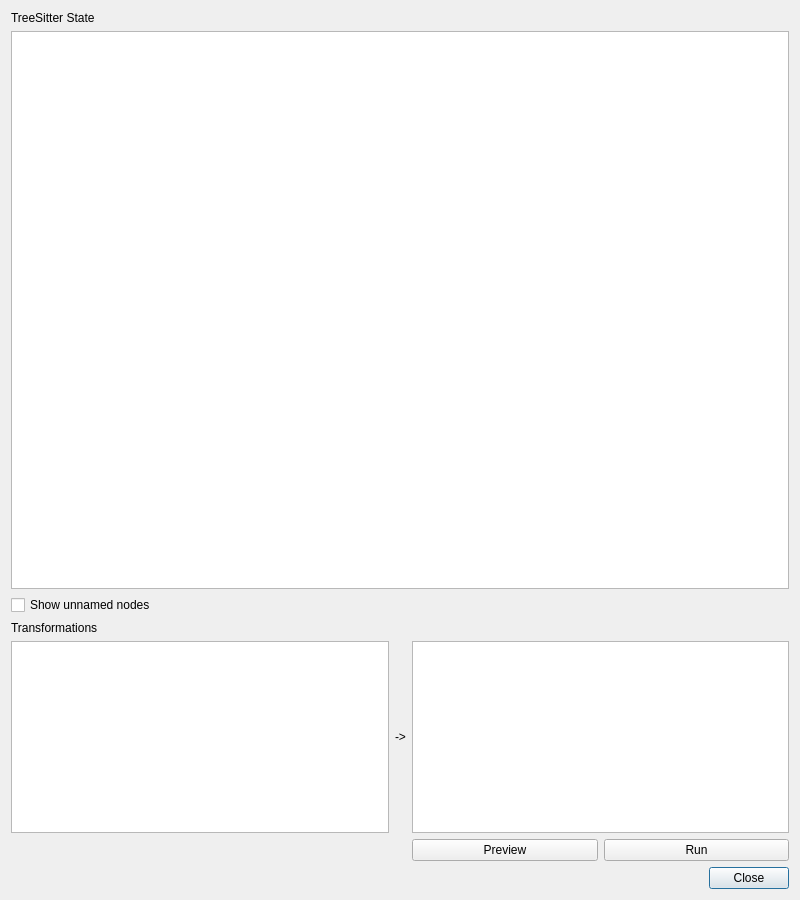
Old version of the form src/gui/treesitterinspector.ui in the repository KDAB/knut.
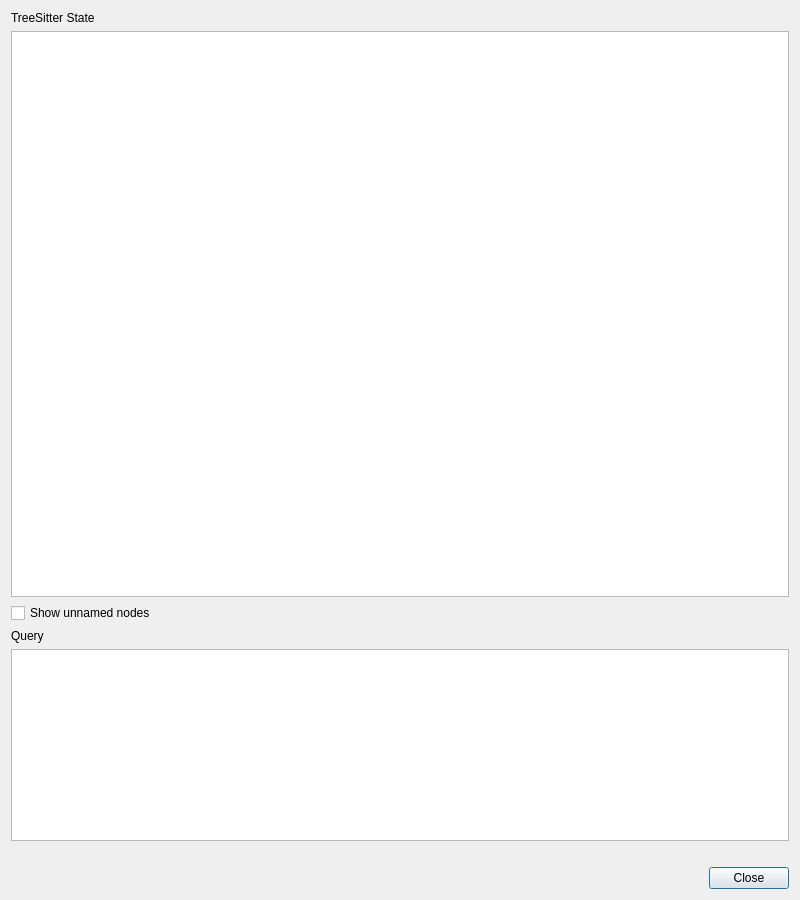
New version of the form.

Commit message:
fix!: Remove treesitter transformations
These have been unused for a while now, so remove them entirely so
they're not available for 1.0 and we don't have to support them.
JavaScript string interpolation is far better anyway.

Diff of the .ui file:
```diff
--- a/src/gui/treesitterinspector.ui
+++ b/src/gui/treesitterinspector.ui
@@ -13,77 +13,32 @@
   <property name="windowTitle">
    <string>TreeSitter Inspector</string>
   </property>
-  <layout class="QGridLayout" name="gridLayout">
-   <item row="8" column="0" colspan="3">
-    <widget class="QDialogButtonBox" name="buttons">
-     <property name="orientation">
-      <enum>Qt::Horizontal</enum>
-     </property>
-     <property name="standardButtons">
-      <set>QDialogButtonBox::Close</set>
-     </property>
-    </widget>
-   </item>
-   <item row="7" column="0">
-    <widget class="QLabel" name="queryInfo">
-     <property name="text">
-      <string/>
-     </property>
-    </widget>
-   </item>
-   <item row="0" column="0">
+  <layout class="QVBoxLayout" name="verticalLayout">
+   <item>
     <widget class="QLabel" name="stateLabel">
      <property name="text">
       <string>TreeSitter State</string>
      </property>
     </widget>
    </item>
-   <item row="3" column="0" colspan="3">
-    <widget class="QLabel" name="transformationsLabel">
-     <property name="text">
-      <string>Transformations</string>
-     </property>
-    </widget>
-   </item>
-   <item row="7" column="2">
-    <layout class="QHBoxLayout" name="transformButtonLayout">
-     <item>
-      <widget class="QPushButton" name="previewButton">
-       <property name="text">
-        <string>Preview</string>
-       </property>
-      </widget>
-     </item>
-     <item>
-      <widget class="QPushButton" name="runButton">
-       <property name="text">
-        <string>Run</string>
-       </property>
-      </widget>
-     </item>
-    </layout>
-   </item>
-   <item row="4" column="2">
-    <widget class="QPlainTextEdit" name="target">
-     <property name="sizePolicy">
-      <sizepolicy hsizetype="Expanding" vsizetype="Preferred">
-       <horstretch>0</horstretch>
-       <verstretch>0</verstretch>
-      </sizepolicy>
-     </property>
-    </widget>
-   </item>
-   <item row="1" column="0" colspan="3">
+   <item>
     <widget class="QTreeView" name="treeInspector"/>
    </item>
-   <item row="4" column="1">
-    <widget class="QLabel" name="arrowLabel">
+   <item>
+    <widget class="QCheckBox" name="enableUnnamed">
      <property name="text">
-      <string>-&gt;</string>
+      <string>Show unnamed nodes</string>
      </property>
     </widget>
    </item>
-   <item row="4" column="0">
+   <item>
+    <widget class="QLabel" name="transformationsLabel">
+     <property name="text">
+      <string>Query</string>
+     </property>
+    </widget>
+   </item>
+   <item>
     <widget class="QPlainTextEdit" name="query">
      <property name="sizePolicy">
       <sizepolicy hsizetype="Expanding" vsizetype="Preferred">
@@ -96,10 +51,20 @@
      </property>
     </widget>
    </item>
-   <item row="2" column="0" colspan="2">
-    <widget class="QCheckBox" name="enableUnnamed">
+   <item>
+    <widget class="QLabel" name="queryInfo">
      <property name="text">
-      <string>Show unnamed nodes</string>
+      <string/>
+     </property>
+    </widget>
+   </item>
+   <item>
+    <widget class="QDialogButtonBox" name="buttons">
+     <property name="orientation">
+      <enum>Qt::Horizontal</enum>
+     </property>
+     <property name="standardButtons">
+      <set>QDialogButtonBox::Close</set>
      </property>
     </widget>
    </item>
```
The commit also changes 10 other files.
